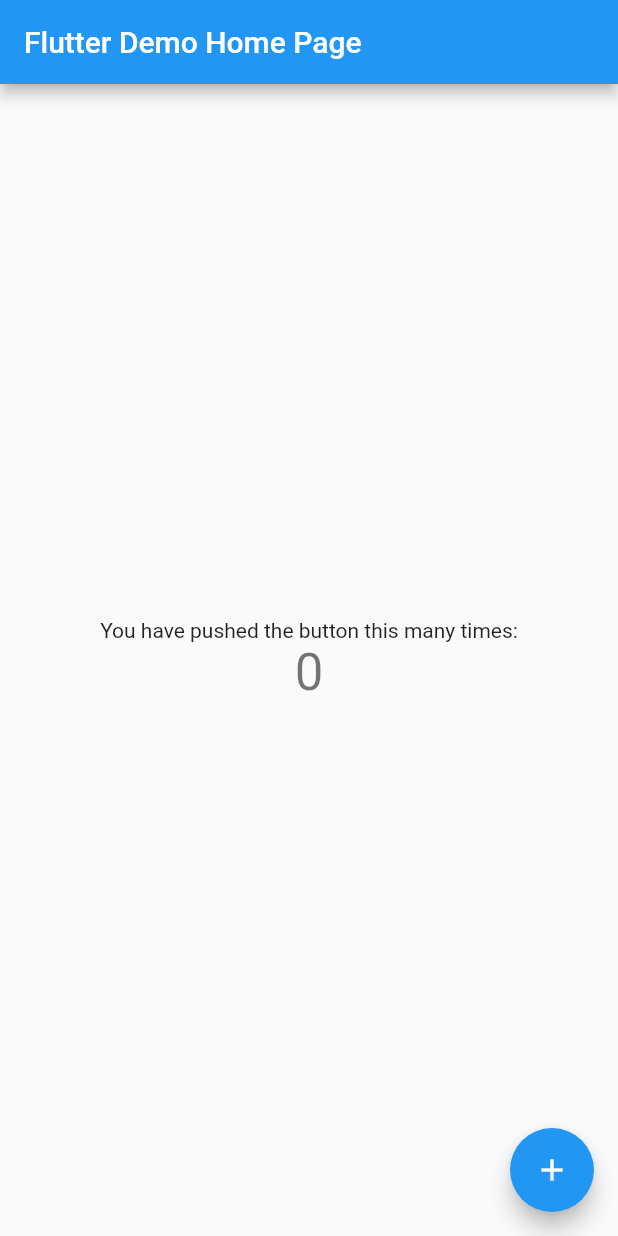
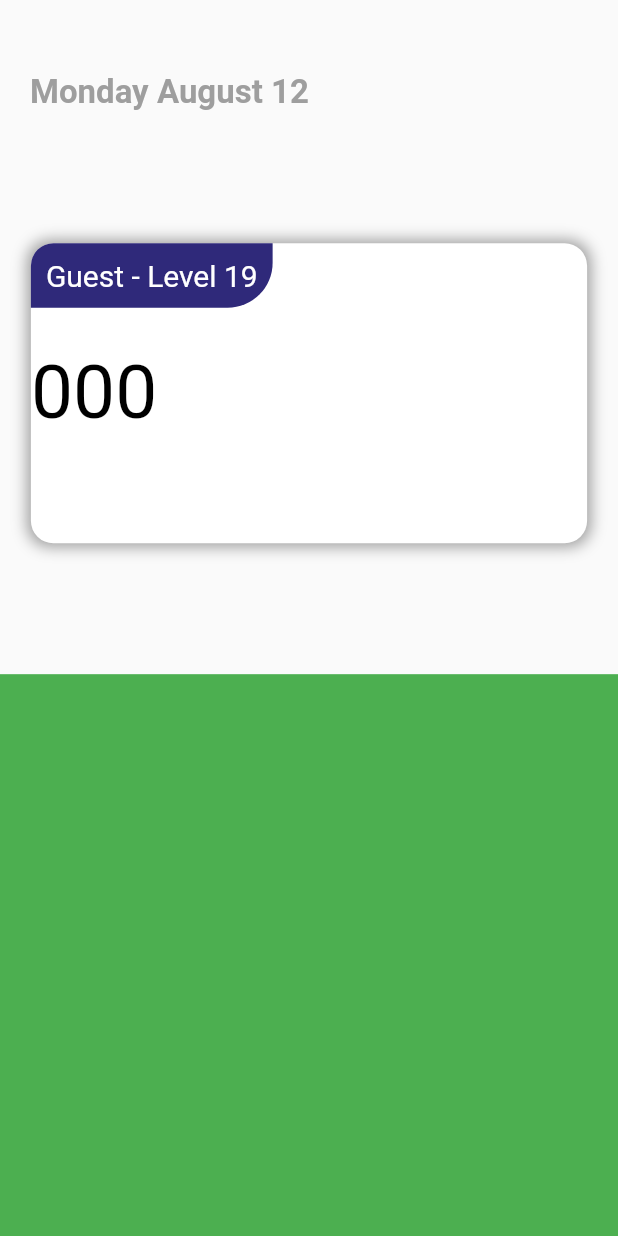
Before and after one commit to vuminhkhoi1802/ai4e-mobileapp, a Flutter app: the screen it shows after launch, on a phone screen of 412 x 824 dp. Run offline on Flutter 3.47's test engine with Material 2 defaults, Android fonts, the phone set to English and light mode, and no system bars.

```diff
--- a/lib/main.dart
+++ b/lib/main.dart
@@ -1,111 +1,3 @@
-import 'package:flutter/material.dart';
+import "routes.dart";
 
-void main() => runApp(MyApp());
-
-class MyApp extends StatelessWidget {
-  // This widget is the root of your application.
-  @override
-  Widget build(BuildContext context) {
-    return MaterialApp(
-      title: 'Flutter Demo',
-      theme: ThemeData(
-        // This is the theme of your application.
-        //
-        // Try running your application with "flutter run". You'll see the
-        // application has a blue toolbar. Then, without quitting the app, try
-        // changing the primarySwatch below to Colors.green and then invoke
-        // "hot reload" (press "r" in the console where you ran "flutter run",
-        // or simply save your changes to "hot reload" in a Flutter IDE).
-        // Notice that the counter didn't reset back to zero; the application
-        // is not restarted.
-        primarySwatch: Colors.blue,
-      ),
-      home: MyHomePage(title: 'Flutter Demo Home Page'),
-    );
-  }
-}
-
-class MyHomePage extends StatefulWidget {
-  MyHomePage({Key key, this.title}) : super(key: key);
-
-  // This widget is the home page of your application. It is stateful, meaning
-  // that it has a State object (defined below) that contains fields that affect
-  // how it looks.
-
-  // This class is the configuration for the state. It holds the values (in this
-  // case the title) provided by the parent (in this case the App widget) and
-  // used by the build method of the State. Fields in a Widget subclass are
-  // always marked "final".
-
-  final String title;
-
-  @override
-  _MyHomePageState createState() => _MyHomePageState();
-}
-
-class _MyHomePageState extends State<MyHomePage> {
-  int _counter = 0;
-
-  void _incrementCounter() {
-    setState(() {
-      // This call to setState tells the Flutter framework that something has
-      // changed in this State, which causes it to rerun the build method below
-      // so that the display can reflect the updated values. If we changed
-      // _counter without calling setState(), then the build method would not be
-      // called again, and so nothing would appear to happen.
-      _counter++;
-    });
-  }
-
-  @override
-  Widget build(BuildContext context) {
-    // This method is rerun every time setState is called, for instance as done
-    // by the _incrementCounter method above.
-    //
-    // The Flutter framework has been optimized to make rerunning build methods
-    // fast, so that you can just rebuild anything that needs updating rather
-    // than having to individually change instances of widgets.
-    return Scaffold(
-      appBar: AppBar(
-        // Here we take the value from the MyHomePage object that was created by
-        // the App.build method, and use it to set our appbar title.
-        title: Text(widget.title),
-      ),
-      body: Center(
-        // Center is a layout widget. It takes a single child and positions it
-        // in the middle of the parent.
-        child: Column(
-          // Column is also layout widget. It takes a list of children and
-          // arranges them vertically. By default, it sizes itself to fit its
-          // children horizontally, and tries to be as tall as its parent.
-          //
-          // Invoke "debug painting" (press "p" in the console, choose the
-          // "Toggle Debug Paint" action from the Flutter Inspector in Android
-          // Studio, or the "Toggle Debug Paint" command in Visual Studio Code)
-          // to see the wireframe for each widget.
-          //
-          // Column has various properties to control how it sizes itself and
-          // how it positions its children. Here we use mainAxisAlignment to
-          // center the children vertically; the main axis here is the vertical
-          // axis because Columns are vertical (the cross axis would be
-          // horizontal).
-          mainAxisAlignment: MainAxisAlignment.center,
-          children: <Widget>[
-            Text(
-              'You have pushed the button this many times:',
-            ),
-            Text(
-              '$_counter',
-              style: Theme.of(context).textTheme.display1,
-            ),
-          ],
-        ),
-      ),
-      floatingActionButton: FloatingActionButton(
-        onPressed: _incrementCounter,
-        tooltip: 'Increment',
-        child: Icon(Icons.add),
-      ), // This trailing comma makes auto-formatting nicer for build methods.
-    );
-  }
-}
+void main() => Routes();
--- /dev/null
+++ b/lib/routes.dart
@@ -0,0 +1,25 @@
+import 'package:flutter/material.dart';
+import 'package:ai4e_mobileapp/screens/AuthScreen/main.dart';
+import "package:ai4e_mobileapp/screens/DashboardScreen/main.dart";
+import "package:flutter/services.dart";
+
+class Routes {
+  Routes() {
+    SystemChrome.setPreferredOrientations([
+      DeviceOrientation.portraitUp,
+      DeviceOrientation.portraitDown,
+    ]);
+    runApp(
+      new MaterialApp(
+        title: 'Flutter Demo',
+        theme: ThemeData(
+          primarySwatch: Colors.blue,
+        ),
+        home: DashboardScreen(),
+        // routes: <String, WidgetBuilder>{
+        //   '/auth': (BuildContext context) => AuthScreen(),
+        // },
+      ),
+    );
+  }
+}
--- /dev/null
+++ b/lib/screens/AuthScreen/handleAuth/main.dart
@@ -0,0 +1,6 @@
+import "package:flutter/material.dart";
+import "./Register/main.dart";
+
+Widget handleAuthScreen() {
+  return RegisterScreen();
+}
--- /dev/null
+++ b/lib/screens/DashboardScreen/main.dart
@@ -0,0 +1,99 @@
+import "package:flutter/material.dart";
+
+class DashboardScreen extends StatelessWidget {
+  const DashboardScreen({Key key}) : super(key: key);
+  @override
+  Widget build(BuildContext context) {
+    return Scaffold(
+      body: Container(
+        child: Column(
+          children: <Widget>[
+            Expanded(
+                flex: 1,
+                child: Align(
+                  alignment: Alignment.bottomLeft,
+                  child: Container(
+                    margin: EdgeInsets.only(left: 20),
+                    child: Text("Monday August 12",
+                        style: TextStyle(
+                          color: Colors.grey[500],
+                          fontWeight: FontWeight.bold,
+                          fontSize: 22.0,
+                        )),
+                  ),
+                )),
+            Expanded(
+              flex: 5,
+              child: Stack(
+                alignment: Alignment.centerRight,
+                children: <Widget>[
+                  Container(
+                    height: 100,
+                    width: 100,
+                    color: Colors.white,
+                  ),
+                  Container(
+                    decoration: new BoxDecoration(
+                      borderRadius: BorderRadius.circular(15.0),
+                      color: Colors.white,
+                      boxShadow: [
+                        BoxShadow(
+                          blurRadius: 8,
+                          spreadRadius: 2,
+                          color: Colors.grey[500],
+                        ),
+                      ],
+                    ),
+                    height: 200,
+                    width: MediaQuery.of(context).size.width * 0.9,
+                    child: Stack(
+                      children: <Widget>[
+                        Align(
+                          alignment: Alignment.topLeft,
+                          child: Container(
+                            decoration: new BoxDecoration(
+                                borderRadius: BorderRadius.only(
+                                  topLeft: Radius.circular(15.0),
+                                  bottomRight: Radius.circular(30.0),
+                                ),
+                                color: Color(0xFF2F297A)),
+                            child: Container(
+                                padding: EdgeInsets.all(10.0),
+                                child: Text(
+                                  "Guest - Level 19",
+                                  style: TextStyle(
+                                      fontSize: 20.0, color: Colors.white),
+                                )),
+                          ),
+                        ),
+                        Align(
+                          alignment: Alignment.centerLeft,
+                          child: Container(
+                            child: Container(
+                                child: Text(
+                              "000",
+                              style: TextStyle(
+                                fontSize: 50,
+                                color: Colors.black,
+                              ),
+                            )),
+                          ),
+                        )
+                      ],
+                    ),
+                  ),
+                ],
+              ),
+            ),
+            Expanded(
+              flex: 5,
+              child: Container(
+                color: Colors.green,
+              ),
+            )
+          ],
+        ),
+      ),
+    );
+  }
+}
--- a/pubspec.yaml
+++ b/pubspec.yaml
@@ -23,6 +23,8 @@ dependencies:
   # The following adds the Cupertino Icons font to your application.
   # Use with the CupertinoIcons class for iOS style icons.
   cupertino_icons: ^0.1.2
+  sliding_up_panel: ^0.3.4
+
 
 dev_dependencies:
   flutter_test:
```
Also changed, not shown: lib/screens/AuthScreen/handleAuth/Login/CustomTextField.dart (added, +19 -0 lines), lib/screens/AuthScreen/handleAuth/Login/main.dart (added, +58 -0 lines), lib/screens/AuthScreen/handleAuth/Register/main.dart (added, +127 -0 lines), lib/screens/AuthScreen/handleAuth/Register/selectSkill.dart (added, +65 -0 lines), lib/screens/AuthScreen/main.dart (added, +11 -0 lines), lib/widgets/fullWidthBtn/main.dart (added, +30 -0 lines), pubspec.lock, 1 other file.
